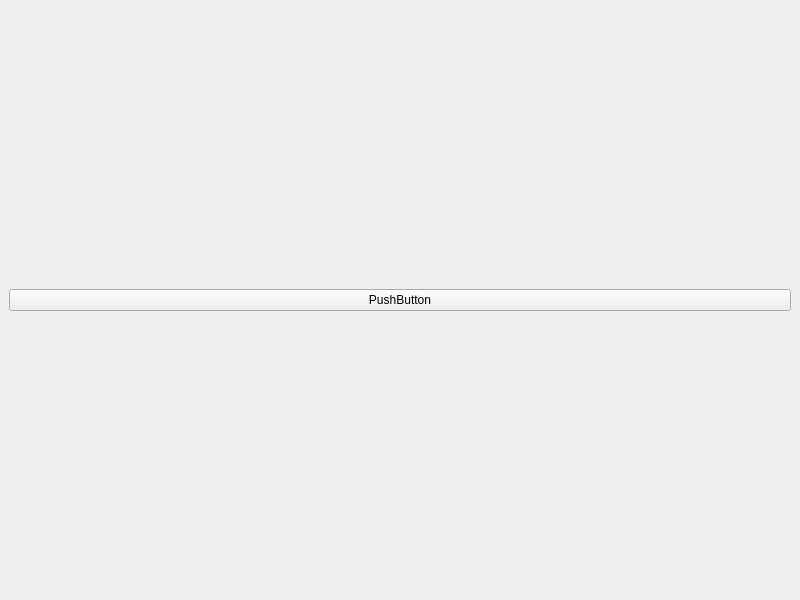
Qt form src/plume/gui/info_panel.ui (Acidburn0zzz/plume-creator) before a commit.
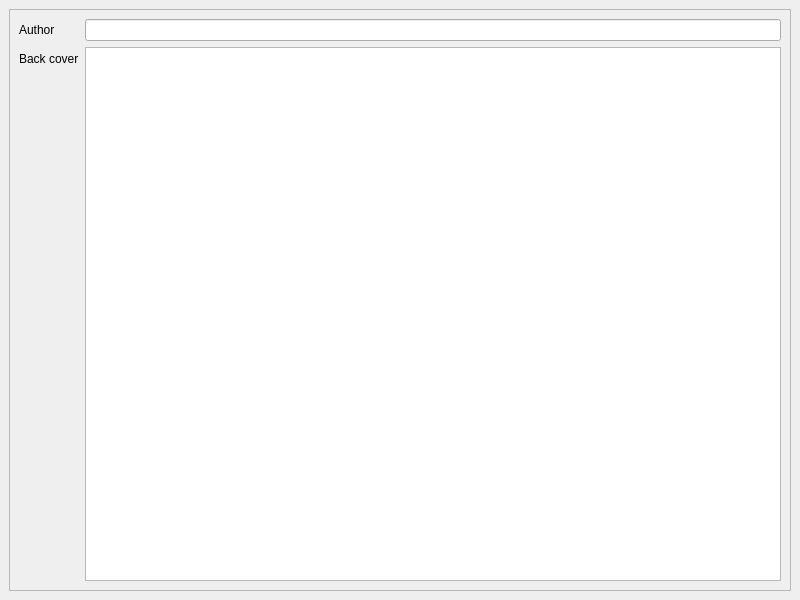
The same form after that commit.

Patch:
```diff
--- a/src/plume/gui/info_panel.ui
+++ b/src/plume/gui/info_panel.ui
@@ -14,12 +14,44 @@
    <string>MainWindow</string>
   </property>
   <widget class="QWidget" name="centralwidget">
-   <layout class="QVBoxLayout" name="verticalLayout">
+   <layout class="QHBoxLayout" name="horizontalLayout">
     <item>
-     <widget class="QPushButton" name="pushButton">
-      <property name="text">
-       <string>PushButton</string>
+     <widget class="QScrollArea" name="scrollArea">
+      <property name="widgetResizable">
+       <bool>true</bool>
       </property>
+      <widget class="QWidget" name="scrollAreaWidgetContents">
+       <property name="geometry">
+        <rect>
+         <x>0</x>
+         <y>0</y>
+         <width>780</width>
+         <height>580</height>
+        </rect>
+       </property>
+       <layout class="QFormLayout" name="formLayout_2">
+        <item row="0" column="0">
+         <widget class="QLabel" name="authorLabel">
+          <property name="text">
+           <string>Author</string>
+          </property>
+         </widget>
+        </item>
+        <item row="0" column="1">
+         <widget class="QLineEdit" name="authorLineEdit"/>
+        </item>
+        <item row="1" column="0">
+         <widget class="QLabel" name="backCoverLabel">
+          <property name="text">
+           <string>Back cover</string>
+          </property>
+         </widget>
+        </item>
+        <item row="1" column="1">
+         <widget class="QPlainTextEdit" name="plainTextEdit"/>
+        </item>
+       </layout>
+      </widget>
      </widget>
     </item>
    </layout>
```
